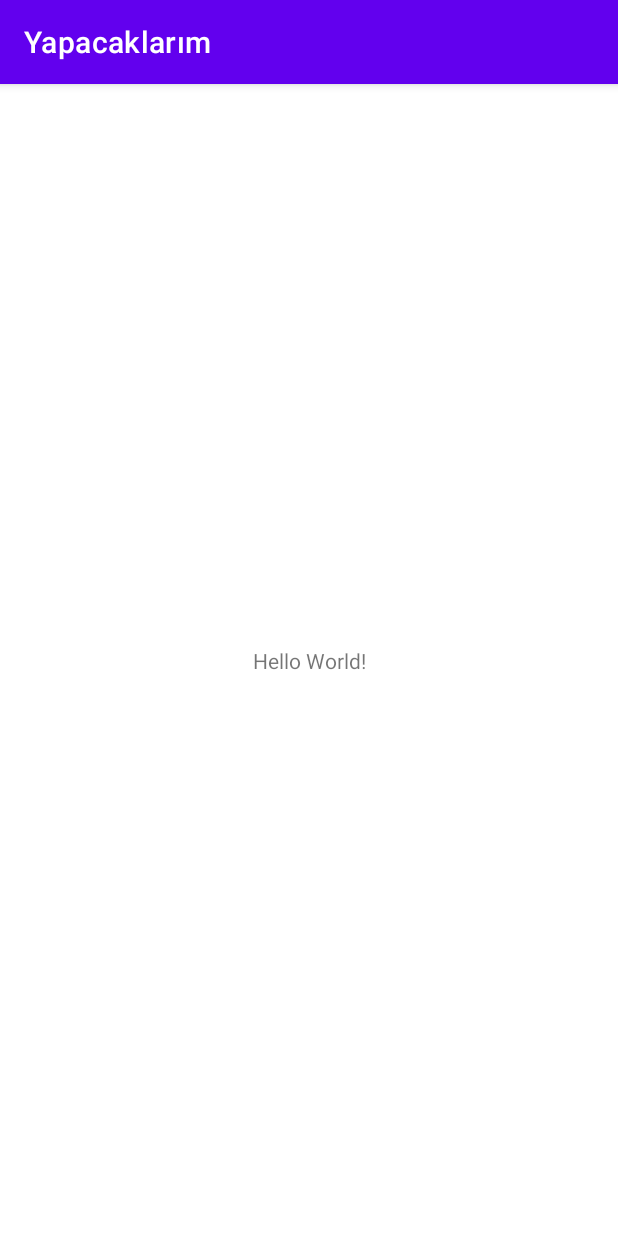
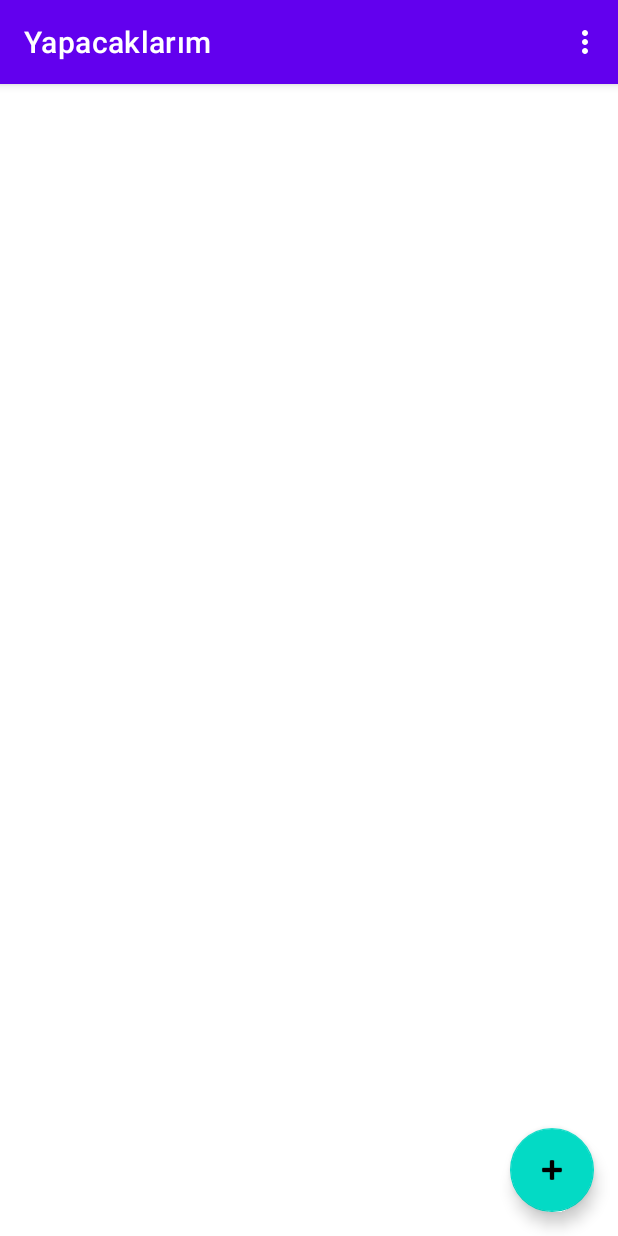
Before and after one commit to edoo37/Yapacaklarim, an Android app: the screen it shows after launch (MainActivity), on a phone screen of 412 x 824 dp. Run offline under Robolectric (Android 15) with nearby library versions, the phone set to English and light mode, and no system bars.

Commit message:
no message

```diff
--- a/app/build.gradle
+++ b/app/build.gradle
@@ -5,12 +5,12 @@ plugins {
 
 android {
     namespace 'com.yasinsenel.yapacaklarm'
-    compileSdk 32
+    compileSdk 33
 
     defaultConfig {
         applicationId "com.yasinsenel.yapacaklarm"
         minSdk 21
-        targetSdk 32
+        targetSdk 33
         versionCode 1
         versionName "1.0"
 
--- a/app/src/main/java/com/yasinsenel/yapacaklarm/MainActivity.kt
+++ b/app/src/main/java/com/yasinsenel/yapacaklarm/MainActivity.kt
@@ -2,10 +2,16 @@ package com.yasinsenel.yapacaklarm
 
 import androidx.appcompat.app.AppCompatActivity
 import android.os.Bundle
+import android.view.Menu
 
 class MainActivity : AppCompatActivity() {
     override fun onCreate(savedInstanceState: Bundle?) {
         super.onCreate(savedInstanceState)
         setContentView(R.layout.activity_main)
     }
+
+    override fun onCreateOptionsMenu(menu: Menu?): Boolean {
+        menuInflater.inflate(R.menu.main_menu,menu)
+        return super.onCreateOptionsMenu(menu)
+    }
 }
--- a/app/src/main/res/layout/activity_main.xml
+++ b/app/src/main/res/layout/activity_main.xml
@@ -6,13 +6,13 @@
     android:layout_height="match_parent"
     tools:context=".MainActivity">
 
-    <TextView
+    <com.google.android.material.floatingactionbutton.FloatingActionButton
+        android:id="@+id/fab"
         android:layout_width="wrap_content"
         android:layout_height="wrap_content"
-        android:text="Hello World!"
+        android:layout_margin="16dp"
         app:layout_constraintBottom_toBottomOf="parent"
         app:layout_constraintEnd_toEndOf="parent"
-        app:layout_constraintStart_toStartOf="parent"
-        app:layout_constraintTop_toTopOf="parent" />
+        app:srcCompat="@android:drawable/ic_input_add" />
 
 </androidx.constraintlayout.widget.ConstraintLayout>
--- a/app/src/main/res/menu/main_menu.xml
+++ b/app/src/main/res/menu/main_menu.xml
@@ -1,4 +1,10 @@
 <?xml version="1.0" encoding="utf-8"?>
 <menu xmlns:android="http://schemas.android.com/apk/res/android">
 
+    <item
+        android:id="@+id/settings"
+        android:title="Ayarlar"/>
+    <item
+        android:id="@+id/about"
+        android:title="Hakkımızda"/>
 </menu>
```
